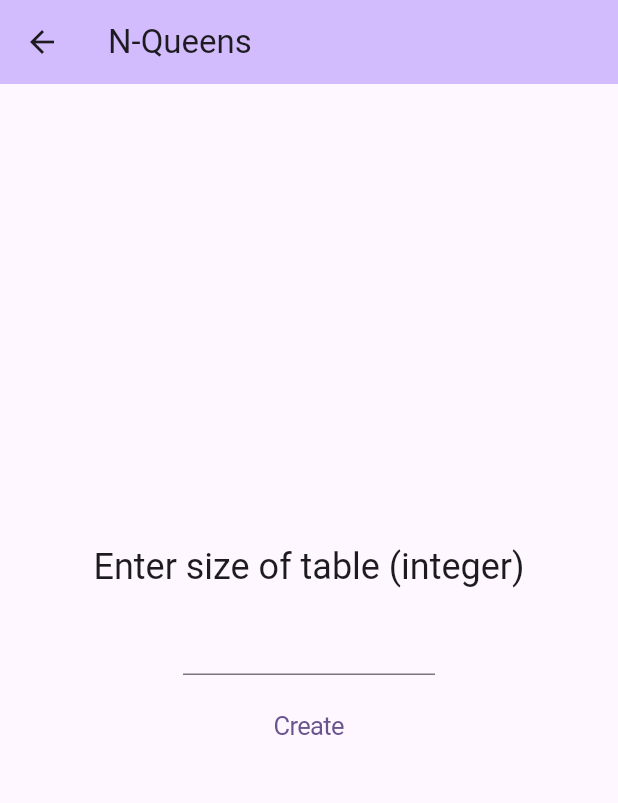
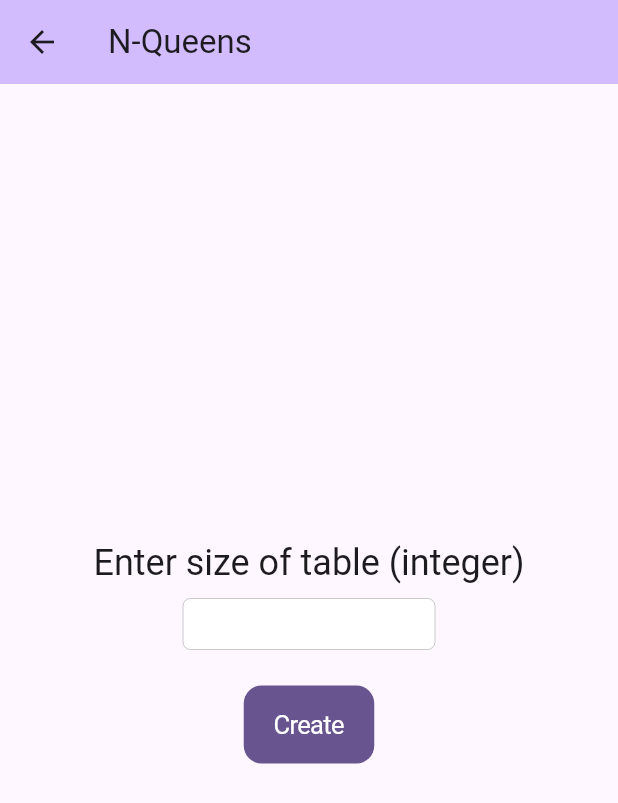
Before and after one commit to P-B1101/problems, a Flutter app: the QueenPage screen opened by its route, on a phone screen of 412 x 824 dp. Shown: the top 803 px of the screen. Run offline on Flutter 3.47's test engine with Material 3 defaults, Android fonts, the light colour scheme and no system bars; our stand-ins replace go_router.

Commit message:
update ui

```diff
--- a/lib/backtracking/queens/queens.dart
+++ b/lib/backtracking/queens/queens.dart
@@ -1,3 +1,2 @@
-export 'queen_cell.dart';
 export 'queen_problem_solver.dart';
 export 'queens_widgets.dart';
--- a/lib/backtracking/queens/queens_widgets.dart
+++ b/lib/backtracking/queens/queens_widgets.dart
@@ -5,9 +5,9 @@ import 'package:flutter/material.dart';
 import 'queen_cell.dart';
 import 'queen_problem_solver.dart';
 
-class QueensWidgets extends StatelessWidget {
+class QueensWidget extends StatelessWidget {
   final QueenProblemSolver queen;
-  const QueensWidgets({
+  const QueensWidget({
     super.key,
     required this.queen,
   });
@@ -114,7 +114,7 @@ class _CellWidget extends StatelessWidget {
   Widget build(BuildContext context) {
     return Container(
       color: cell.isSelected
-          ? Colors.black87
+          ? Colors.green
           : cell.cacheSelected
               ? Colors.yellow.withOpacity(.8)
               : Colors.white,
--- /dev/null
+++ b/lib/backtracking/sudoku/sudoku.dart
@@ -0,0 +1,2 @@
+export 'sudoku_problem_solver.dart';
+export 'sudoku_widgets.dart';
--- a/lib/queen_page.dart
+++ b/lib/queen_page.dart
@@ -1,3 +1,4 @@
+import 'package:flutter/cupertino.dart';
 import 'package:flutter/material.dart';
 
 import 'backtracking/queens/queens.dart';
@@ -16,7 +17,7 @@ class _QueenPageState extends State<QueenPage> {
   bool _createMode = true;
   QueenProblemSolver? _solver;
 
-  void _solveQueen() {
+  void _onTap() {
     final count = int.tryParse(_counter);
     if (count == null) return;
     if (_counter == _solver?.size.toString() && _solver != null) {
@@ -55,23 +56,23 @@ class _QueenPageState extends State<QueenPage> {
             Container(
               padding: const EdgeInsets.symmetric(horizontal: 16),
               width: 200,
-              child: TextField(
+              child: CupertinoTextField(
                 onChanged: (value) => _counter = value,
                 textAlign: TextAlign.center,
                 readOnly: !_createMode,
               ),
             ),
-            const SizedBox(height: 8),
-            ActionButton(
-              onTap: _solveQueen,
+            const SizedBox(height: 24),
+            ActionButton.mode(
+              onTap: _onTap,
               isCreateMode: _createMode,
             ),
-            const SizedBox(height: 8),
+            const SizedBox(height: 12),
             if (_solver != null)
               Flexible(
                 child: Padding(
                   padding: const EdgeInsets.all(16),
-                  child: QueensWidgets(queen: _solver!),
+                  child: QueensWidget(queen: _solver!),
                 ),
               ),
           ],
--- a/lib/router.dart
+++ b/lib/router.dart
@@ -1,5 +1,6 @@
 import 'package:go_router/go_router.dart';
 import 'package:problems/main.dart';
+import 'package:problems/sudoku_page.dart';
 
 import 'queen_page.dart';
 
@@ -16,6 +17,11 @@ abstract final class AppRouter {
             name: QueenPage.route,
             builder: (context, state) => const QueenPage(),
           ),
+          GoRoute(
+            path: '/${SudokuPage.route}',
+            name: SudokuPage.route,
+            builder: (context, state) => const SudokuPage(),
+          ),
         ],
       ),
     ],
--- a/lib/widget/action_button.dart
+++ b/lib/widget/action_button.dart
@@ -3,17 +3,46 @@ import 'package:flutter/cupertino.dart';
 class ActionButton extends StatelessWidget {
   final Function() onTap;
   final bool isCreateMode;
-  const ActionButton({
-    super.key,
+  final String text;
+  final bool isText;
+  const ActionButton._({
     required this.isCreateMode,
     required this.onTap,
+    required this.text,
+    required this.isText,
   });
+
+  factory ActionButton.text({
+    required String text,
+    required Function() onTap,
+  }) =>
+      ActionButton._(
+        isCreateMode: false,
+        isText: true,
+        onTap: onTap,
+        text: text,
+      );
+
+  factory ActionButton.mode({
+    required bool isCreateMode,
+    required Function() onTap,
+  }) =>
+      ActionButton._(
+        isText: false,
+        isCreateMode: isCreateMode,
+        onTap: onTap,
+        text: '',
+      );
 
   @override
   Widget build(BuildContext context) {
-    return CupertinoButton(
+    return CupertinoButton.filled(
       onPressed: onTap,
-      child: isCreateMode ? const Text('Create') : const Text('Solve'),
+      child: isText
+          ? Text(text)
+          : isCreateMode
+              ? const Text('Create')
+              : const Text('Solve'),
     );
   }
 }
```
Also changed, not shown: lib/backtracking/queens/queen_problem_solver.dart (+12 -22 lines), lib/backtracking/sudoku/sudoku_cell.dart (added, +32 -0 lines), lib/backtracking/sudoku/sudoku_problem_solver.dart (+67 -39 lines), lib/backtracking/sudoku/sudoku_widgets.dart (added, +194 -0 lines), lib/domain/solver_notifier.dart (added, +11 -0 lines), lib/main.dart (+15 -3 lines), lib/sudoku_page.dart (added, +56 -0 lines).
